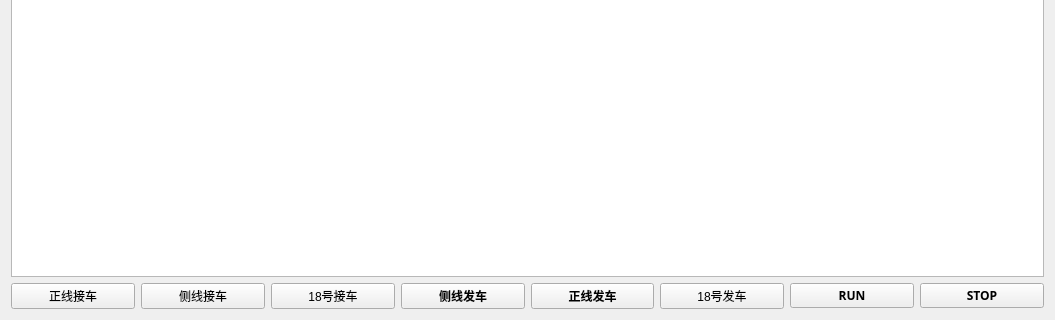
Qt form project/test2/widget.ui (Clara-breado/dynamic_encode) before a commit; both pictures show x 0 to 1055 and y 247 to 567 of the 1055 by 567 pixel window.
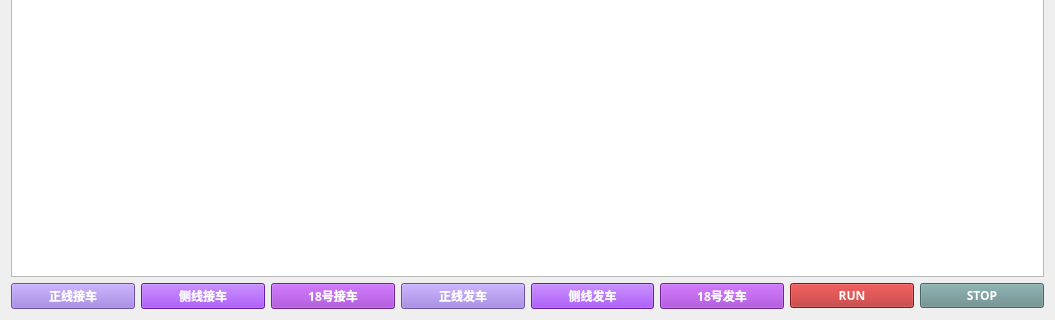
The same form after that commit.

Patch:
```diff
--- a/project/test2/widget.ui
+++ b/project/test2/widget.ui
@@ -21,6 +21,18 @@
     <layout class="QHBoxLayout" name="horizontalLayout">
      <item>
       <widget class="QPushButton" name="zx_recieve">
+       <property name="font">
+        <font>
+         <family>等线</family>
+         <weight>75</weight>
+         <bold>true</bold>
+        </font>
+       </property>
+       <property name="styleSheet">
+        <string notr="true">background:rgb(147,112,219);
+
+color:white;</string>
+       </property>
        <property name="text">
         <string>正线接车</string>
        </property>
@@ -28,6 +40,18 @@
      </item>
      <item>
       <widget class="QPushButton" name="cx_recieve">
+       <property name="font">
+        <font>
+         <family>等线</family>
+         <weight>75</weight>
+         <bold>true</bold>
+        </font>
+       </property>
+       <property name="styleSheet">
+        <string notr="true">background:rgb(138,43,226);
+
+color:white;</string>
+       </property>
        <property name="text">
         <string>侧线接车</string>
        </property>
@@ -35,25 +59,23 @@
      </item>
      <item>
       <widget class="QPushButton" name="lg_recieve">
+       <property name="font">
+        <font>
+         <family>等线</family>
+         <weight>75</weight>
+         <bold>true</bold>
+        </font>
+       </property>
+       <property name="styleSheet">
+        <string notr="true">background:rgb(153,50,204);
+
+color:white;</string>
+       </property>
        <property name="text">
         <string>18号接车</string>
        </property>
       </widget>
      </item>
-     <item>
-      <widget class="QPushButton" name="cx_send">
-       <property name="font">
-        <font>
-         <family>等线</family>
-         <weight>75</weight>
-         <bold>true</bold>
-        </font>
-       </property>
-       <property name="text">
-        <string>侧线发车</string>
-       </property>
-      </widget>
-     </item>
      <item>
       <widget class="QPushButton" name="zx_send">
        <property name="font">
@@ -63,13 +85,49 @@
          <bold>true</bold>
         </font>
        </property>
+       <property name="styleSheet">
+        <string notr="true">background:rgb(147,112,219);
+
+color:white;</string>
+       </property>
        <property name="text">
         <string>正线发车</string>
        </property>
       </widget>
      </item>
+     <item>
+      <widget class="QPushButton" name="cx_send">
+       <property name="font">
+        <font>
+         <family>等线</family>
+         <weight>75</weight>
+         <bold>true</bold>
+        </font>
+       </property>
+       <property name="styleSheet">
+        <string notr="true">background:rgb(138,43,226);
+
+color:white;</string>
+       </property>
+       <property name="text">
+        <string>侧线发车</string>
+       </property>
+      </widget>
+     </item>
      <item>
       <widget class="QPushButton" name="lg_send">
+       <property name="font">
+        <font>
+         <family>等线</family>
+         <weight>75</weight>
+         <bold>true</bold>
+        </font>
+       </property>
+       <property name="styleSheet">
+        <string notr="true">background:rgb(153,50,204);
+
+color:white;</string>
+       </property>
        <property name="text">
         <string>18号发车</string>
        </property>
@@ -84,6 +142,11 @@
          <bold>true</bold>
         </font>
        </property>
+       <property name="styleSheet">
+        <string notr="true">background:rgb(178,34,34);
+
+color:white;</string>
+       </property>
        <property name="text">
         <string>RUN</string>
        </property>
@@ -98,6 +161,11 @@
          <bold>true</bold>
         </font>
        </property>
+       <property name="styleSheet">
+        <string notr="true">background:rgb(102,139,139);
+
+color:white;</string>
+       </property>
        <property name="text">
         <string>STOP</string>
        </property>
```
Left out of the diff: 2 changed lines with no effect on the pictures.
